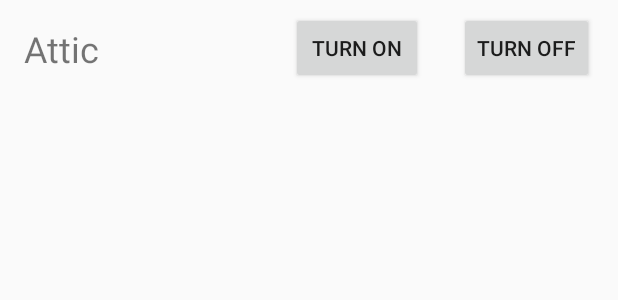
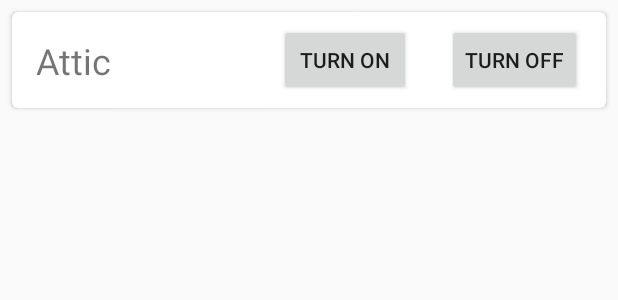
Before and after one commit to caseymorris61/orroifttt, an Android app: the layout list_item_room_control.xml on its own in the app's theme, with its tools: preview values and no code run, on a phone screen of 412 x 824 dp. Shown: the top 300 px of the screen. Run offline under Robolectric (Android 15) with nearby library versions, the phone set to English and light mode, and no system bars.

Commit message:
Use Card View for rooms display

```diff
--- a/app/build.gradle
+++ b/app/build.gradle
@@ -90,6 +90,9 @@ dependencies {
     kapt "androidx.room:room-compiler:$version_room"
     implementation "androidx.lifecycle:lifecycle-extensions:$version_lifecycle_extensions"
 
+    //CardView
+    implementation "androidx.cardview:cardview:1.0.0"
+
     // Testing
     testImplementation 'junit:junit:4.12'
     androidTestImplementation 'androidx.test.ext:junit:1.1.0'
--- a/app/src/main/res/layout/list_item_room_control.xml
+++ b/app/src/main/res/layout/list_item_room_control.xml
@@ -1,7 +1,8 @@
 <?xml version="1.0" encoding="utf-8"?>
 <layout xmlns:android="http://schemas.android.com/apk/res/android"
     xmlns:app="http://schemas.android.com/apk/res-auto"
-    xmlns:tools="http://schemas.android.com/tools">
+    xmlns:tools="http://schemas.android.com/tools"
+    xmlns:card_view="http://schemas.android.com/apk/res-auto">
 
     <data>
         <variable
@@ -12,12 +13,23 @@
             type="com.caseytmorris.orroifttt.switchcontrol.RoomControlListener" />
     </data>
 
+
+
+    <androidx.cardview.widget.CardView
+        android:layout_width="match_parent"
+        android:layout_height="wrap_content"
+        android:id="@+id/card_view"
+        card_view:cardCornerRadius="4dp"
+        android:focusable="true"
+        android:clickable="true"
+        android:layout_margin="8dp"
+>
+
         <androidx.constraintlayout.widget.ConstraintLayout
             android:layout_width="match_parent"
             android:layout_height="wrap_content"
             android:orientation="vertical"
             android:onClick="@{() -> clickListener.onClick(room)}">
-
 
             <TextView
                 android:id="@+id/room_name"
@@ -58,6 +70,10 @@
                 app:layout_constraintEnd_toEndOf="parent"
                 app:layout_constraintTop_toTopOf="parent" />
 
+
+
         </androidx.constraintlayout.widget.ConstraintLayout>
 
+    </androidx.cardview.widget.CardView>
+
 </layout>
```
Lines whose indentation alone changed are shown as unchanged.
